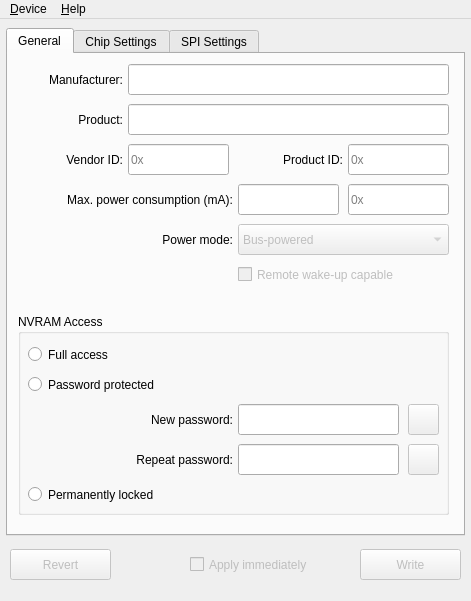
Before: the Qt Designer form src/configuratorwindow.ui in bloguetronica/mcp2210-conf, drawn with Qt 5.
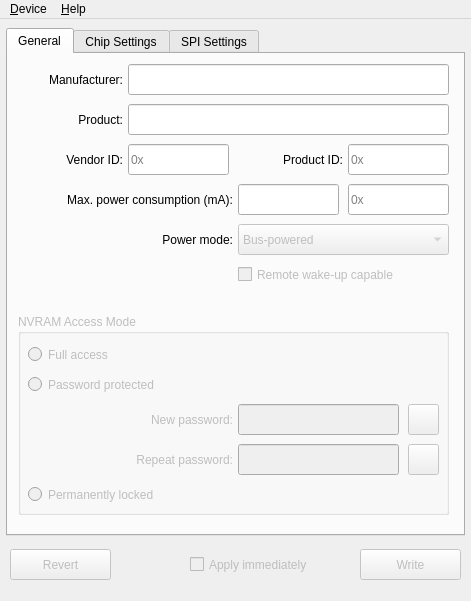
After: the same form once the commit is applied. Icons and pictures are not drawn.

Diff of the .ui file:
```diff
--- a/src/configuratorwindow.ui
+++ b/src/configuratorwindow.ui
@@ -312,6 +312,9 @@
       </property>
      </widget>
      <widget class="QGroupBox" name="groupBoxNVRAMAccess">
+      <property name="enabled">
+       <bool>false</bool>
+      </property>
       <property name="geometry">
        <rect>
         <x>10</x>
@@ -321,7 +324,7 @@
        </rect>
       </property>
       <property name="title">
-       <string>NVRAM Access</string>
+       <string>NVRAM Access Mode</string>
       </property>
       <widget class="QRadioButton" name="radioButtonFullAccess">
        <property name="geometry">
```
Left out of the diff: 6 changed lines with no effect on the pictures.
